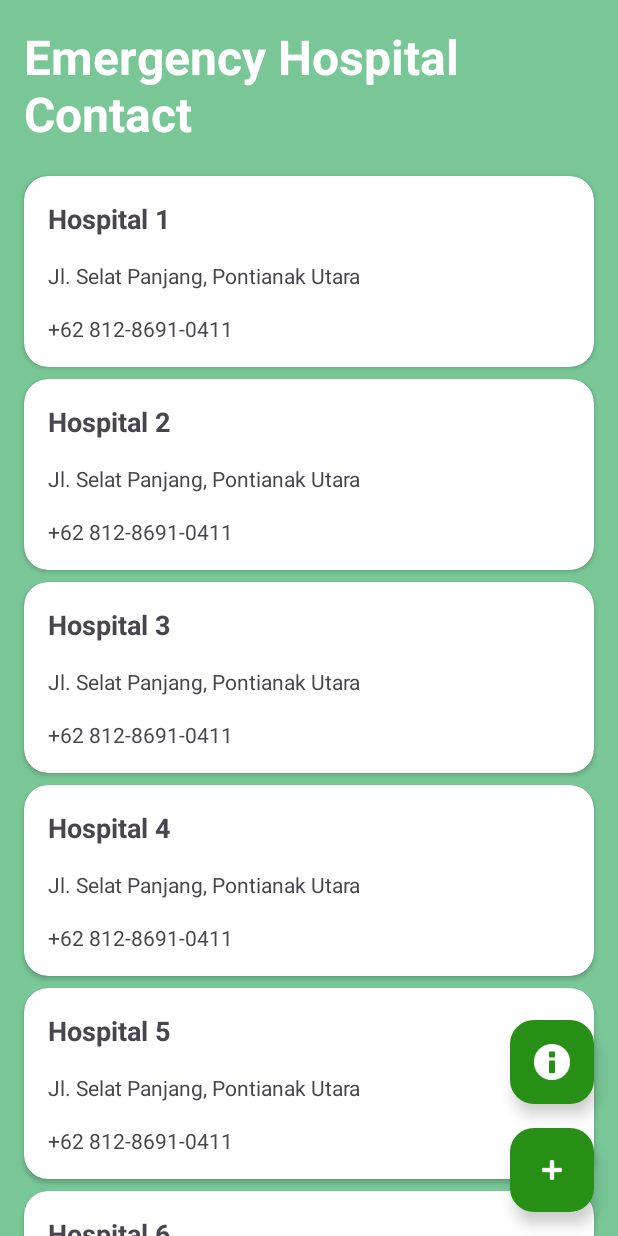
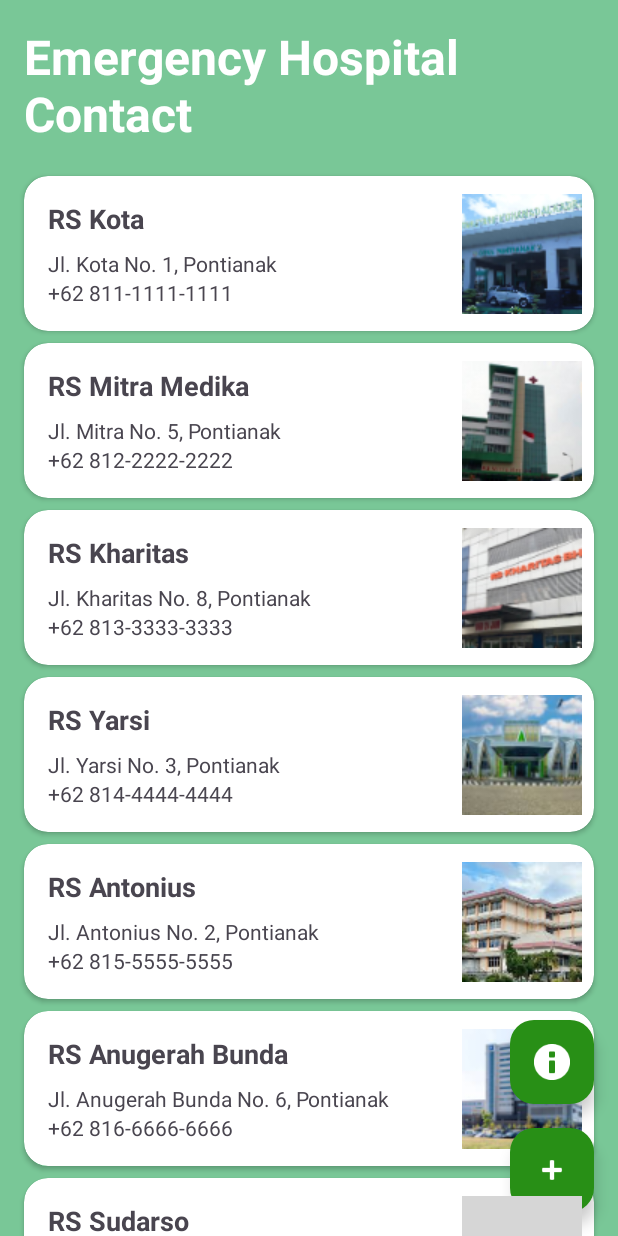
Before and after one commit to mukhlisakb/Medical-Info-App, an Android app: the screen it shows after launch (MainActivity), on a phone screen of 412 x 824 dp. Run offline under Robolectric (Android 15) with nearby library versions, the phone set to English and light mode, and no system bars; grey boxes are pictures that could not be loaded.

Commit message:
feat: Adding Description

```diff
--- a/app/build.gradle.kts
+++ b/app/build.gradle.kts
@@ -50,6 +50,7 @@ dependencies {
     implementation(libs.androidx.navigation.fragment.ktx)
     implementation(libs.androidx.navigation.ui.ktx)
     implementation(libs.androidx.fragment)
+    implementation(libs.glide)
     implementation(libs.roundedimageview)
     testImplementation(libs.junit)
     androidTestImplementation(libs.androidx.junit)
--- a/app/src/main/java/com/example/medicalinfoapps/DetailHospitalActivity.kt
+++ b/app/src/main/java/com/example/medicalinfoapps/DetailHospitalActivity.kt
@@ -4,34 +4,46 @@ import android.os.Bundle
 import androidx.activity.enableEdgeToEdge
 import androidx.appcompat.app.AppCompatActivity
 import androidx.core.view.ViewCompat
+import androidx.core.view.WindowCompat
 import androidx.core.view.WindowInsetsCompat
+import com.bumptech.glide.Glide
+import com.bumptech.glide.load.resource.bitmap.CenterCrop
 import com.example.medicalinfoapps.databinding.ActivityDetailHospitalBinding
 
 class DetailHospitalActivity : AppCompatActivity() {
     private lateinit var binding: ActivityDetailHospitalBinding
+
     override fun onCreate(savedInstanceState: Bundle?) {
         super.onCreate(savedInstanceState)
-        enableEdgeToEdge()
+        WindowCompat.setDecorFitsSystemWindows(window, false)  // Mengaktifkan tampilan Edge-to-Edge
+
         binding = ActivityDetailHospitalBinding.inflate(layoutInflater)
         setContentView(binding.root)
 
+        val hospitalPhoto = intent.getIntExtra("hospital_photo", 0)
         val hospitalName = intent.getStringExtra("hospital_name")
         val hospitalAddress = intent.getStringExtra("hospital_address")
         val hospitalPhone = intent.getStringExtra("hospital_phone")
 
         // Display data
+        // Menggunakan Glide untuk memuat gambar dengan ukuran yang sesuai
+        Glide.with(this)
+            .load(hospitalPhoto)
+            .override(800, 800)  // Menurunkan ukuran gambar menjadi maksimal 800x800 piksel
+            .transform(CenterCrop())  // Memotong gambar untuk mengisi ImageView
+            .into(binding.imgHospitalPhoto)
+
         binding.tvNamaRumahSakit.text = hospitalName
         binding.tvAlamatRumahSakit.text = hospitalAddress
         binding.tvNomerHp.text = hospitalPhone
 
         initView()
-
     }
 
     private fun initView() {
         with(binding) {
-            btnBack.setOnClickListener{
-                onBackPressed()
+            btnBack.setOnClickListener {
+                onBackPressedDispatcher.onBackPressed()  // Mengganti dengan cara baru untuk back navigation
             }
         }
     }
--- a/app/src/main/java/com/example/medicalinfoapps/common/MedicalInfo.kt
+++ b/app/src/main/java/com/example/medicalinfoapps/common/MedicalInfo.kt
@@ -1,12 +1,14 @@
 package com.example.medicalinfoapps.common
 
 import android.os.Parcelable
+import com.example.medicalinfoapps.R
 import kotlinx.parcelize.Parcelize
 import java.util.UUID
 
 @Parcelize
 data class MedicalInfo(
     val id: String = UUID.randomUUID().toString(),
+    val photo: Int = R.drawable.rs_kota,
     val hospitalName: String = "Hospital",
     val hospitalAddress: String = "Jl. Selat Panjang, Pontianak Utara",
     val hospitalPhone: String = "+62 812-8691-0411 ",
--- a/app/src/main/java/com/example/medicalinfoapps/main/MainFragment.kt
+++ b/app/src/main/java/com/example/medicalinfoapps/main/MainFragment.kt
@@ -54,7 +54,9 @@ class MainFragment : Fragment(), MedicalInfoListener {
     private fun initMedicalInfoList() {
         binding.rvMedicalInfo.layoutManager = LinearLayoutManager(context)
         binding.rvMedicalInfo.adapter = adapter
-        adapter.setData(generateDummyData())
+
+        // Mengambil data dari Resources dan mengisi RecyclerView
+        context?.let { adapter.setDataFromResources(it) }
     }
 
     private fun getDataFromInputFragment() {
@@ -62,21 +64,6 @@ class MainFragment : Fragment(), MedicalInfoListener {
             ?.observe(viewLifecycleOwner) { result ->
                 adapter.setData(result)
             }
-    }
-
-    private fun generateDummyData(): List<MedicalInfo> {
-        return listOf(
-            MedicalInfo(hospitalName = "Hospital 1"),
-            MedicalInfo(hospitalName = "Hospital 2"),
-            MedicalInfo(hospitalName = "Hospital 3"),
-            MedicalInfo(hospitalName = "Hospital 4"),
-            MedicalInfo(hospitalName = "Hospital 5"),
-            MedicalInfo(hospitalName = "Hospital 6"),
-            MedicalInfo(hospitalName = "Hospital 7"),
-            MedicalInfo(hospitalName = "Hospital 8"),
-            MedicalInfo(hospitalName = "Hospital 9"),
-            MedicalInfo(hospitalName = "Hospital 10")
-        )
     }
 
     override fun onNumberClicked(phoneNumber: String) {
--- a/app/src/main/java/com/example/medicalinfoapps/main/MedicalInfoAdapter.kt
+++ b/app/src/main/java/com/example/medicalinfoapps/main/MedicalInfoAdapter.kt
@@ -1,23 +1,35 @@
 package com.example.medicalinfoapps.main
 
+import android.content.Context
 import android.content.Intent
+import android.content.res.Resources
 import android.view.LayoutInflater
 import android.view.View
 import android.view.ViewGroup
+import android.widget.ImageView
 import android.widget.TextView
 import androidx.recyclerview.widget.ListAdapter
 import androidx.recyclerview.widget.RecyclerView
+import com.bumptech.glide.Glide
 import com.example.medicalinfoapps.DetailHospitalActivity
 import com.example.medicalinfoapps.R
 import com.example.medicalinfoapps.common.MedicalInfo
 
-class MedicalInfoAdapter(val listener: MedicalInfoListener): ListAdapter<MedicalInfo, MedicalInfoAdapter.MedicalInfoViewHolder>(DiffUtilCallBack()) {
+class MedicalInfoAdapter(val listener: MedicalInfoListener) : ListAdapter<MedicalInfo, MedicalInfoAdapter.MedicalInfoViewHolder>(DiffUtilCallBack()) {
 
-    inner class MedicalInfoViewHolder(itemView: View): RecyclerView.ViewHolder(itemView) {
+    inner class MedicalInfoViewHolder(itemView: View) : RecyclerView.ViewHolder(itemView) {
         fun bind(item: MedicalInfo) {
+            val hospitalPhoto = itemView.findViewById<ImageView>(R.id.img_hospital_photo)
             val hospitalName = itemView.findViewById<TextView>(R.id.tv_hospital_name)
             val hospitalAddress = itemView.findViewById<TextView>(R.id.tv_hospital_address)
             val hospitalPhone = itemView.findViewById<TextView>(R.id.tv_hospital_phone)
+
+            // Menggunakan Glide untuk memuat gambar dengan ukuran yang disesuaikan
+            Glide.with(itemView.context)
+                .load(item.photo) // Gambar sumber
+                .override(80, 80)  // Ukuran gambar yang diinginkan
+                .centerCrop()       // Menjaga rasio gambar dan menghindari pemotongan yang tidak perlu
+                .into(hospitalPhoto)
 
             hospitalName.text = item.hospitalName
             hospitalAddress.text = item.hospitalAddress
@@ -27,6 +39,7 @@ class MedicalInfoAdapter(val listener: MedicalInfoListener): ListAdapter<Medical
             itemView.setOnClickListener {
                 val context = itemView.context
                 val intent = Intent(context, DetailHospitalActivity::class.java).apply {
+                    putExtra("hospital_photo", item.photo)
                     putExtra("hospital_name", item.hospitalName)
                     putExtra("hospital_address", item.hospitalAddress)
                     putExtra("hospital_phone", item.hospitalPhone)
@@ -54,7 +67,23 @@ class MedicalInfoAdapter(val listener: MedicalInfoListener): ListAdapter<Medical
         submitList(itemList)
     }
 
-    fun addData(newItems: MedicalInfo) {
-        submitList(currentList + newItems)
+    // Fungsi untuk mengambil data dari Resources
+    fun setDataFromResources(context: Context) {
+        val photos = context.resources.obtainTypedArray(R.array.data_photo)
+        val names = context.resources.getStringArray(R.array.data_hospital_name)
+        val addresses = context.resources.getStringArray(R.array.data_hospital_address)
+        val phones = context.resources.getStringArray(R.array.data_hospital_phone)
+
+        val itemList = mutableListOf<MedicalInfo>()
+        for (i in names.indices) {
+            val photoResId = photos.getResourceId(i, -1)
+            val name = names[i]
+            val address = addresses[i]
+            val phone = phones[i]
+
+            itemList.add(MedicalInfo(photo = photoResId, hospitalName = name, hospitalAddress = address, hospitalPhone = phone))
+        }
+        photos.recycle()
+        setData(itemList)
     }
 }
--- a/app/src/main/res/layout/activity_detail_hospital.xml
+++ b/app/src/main/res/layout/activity_detail_hospital.xml
@@ -10,6 +10,7 @@
     android:padding="16dp"
     tools:context=".DetailHospitalActivity">
 
+    <!-- Back Button -->
     <ImageView
         android:id="@+id/btn_back"
         android:layout_width="30dp"
@@ -21,6 +22,7 @@
         app:layout_constraintStart_toStartOf="parent"
         app:layout_constraintTop_toTopOf="parent" />
 
+    <!-- Title Text -->
     <TextView
         android:id="@+id/detailviews"
         android:layout_width="wrap_content"
@@ -31,8 +33,9 @@
         android:textColor="@color/white"
         android:textSize="35sp"
         app:layout_constraintTop_toBottomOf="@id/btn_back"
-        app:layout_constraintStart_toStartOf="parent"/>
+        app:layout_constraintStart_toStartOf="parent" />
 
+    <!-- Hospital Name -->
     <TextView
         android:id="@+id/tv_nama_rumah_sakit"
         android:layout_width="0dp"
@@ -47,7 +50,9 @@
         app:layout_constraintStart_toStartOf="parent"
         app:layout_constraintEnd_toEndOf="parent" />
 
+    <!-- Hospital Details Card -->
     <androidx.cardview.widget.CardView
+        android:id="@+id/cd_alamat_rumah_sakit"
         android:layout_width="0dp"
         android:layout_height="wrap_content"
         android:layout_marginTop="16dp"
@@ -85,4 +90,26 @@
         </LinearLayout>
     </androidx.cardview.widget.CardView>
 
+    <!-- Hospital Image Card -->
+    <androidx.cardview.widget.CardView
+        android:layout_width="0dp"
+        android:layout_height="wrap_content"
+        android:layout_marginTop="16dp"
+        app:cardCornerRadius="6dp"
+        app:cardElevation="5dp"
+        app:cardBackgroundColor="@color/white"
+        app:layout_constraintTop_toBottomOf="@id/cd_alamat_rumah_sakit"
+        app:layout_constraintStart_toStartOf="parent"
+        app:layout_constraintEnd_toEndOf="parent">
+
+        <ImageView
+            android:id="@+id/img_hospital_photo"
+            android:layout_width="match_parent"
+            android:layout_height="200dp"
+            android:layout_margin="6dp"
+            android:scaleType="centerCrop"
+            android:src="@drawable/rs_kota" />
+
+    </androidx.cardview.widget.CardView>
+
 </androidx.constraintlayout.widget.ConstraintLayout>
--- a/app/src/main/res/layout/item_medical_info.xml
+++ b/app/src/main/res/layout/item_medical_info.xml
@@ -3,7 +3,6 @@
     android:layout_width="match_parent"
     android:layout_height="wrap_content"
     xmlns:app="http://schemas.android.com/apk/res-auto"
-    xmlns:tools="http://schemas.android.com/tools"
     android:layout_marginHorizontal="16dp"
     android:layout_marginVertical="4dp"
     app:cardCornerRadius="16dp">
@@ -13,41 +12,54 @@
         android:layout_width="match_parent"
         android:layout_height="wrap_content">
 
+        <!-- Foto Rumah Sakit -->
+        <ImageView
+            android:id="@+id/img_hospital_photo"
+            android:layout_width="80dp"
+            android:layout_height="80dp"
+            android:layout_margin="8dp"
+            android:src="@drawable/rs_kota"
+            app:layout_constraintTop_toTopOf="parent"
+            app:layout_constraintEnd_toEndOf="parent"
+            app:layout_constraintBottom_toBottomOf="parent" />
+
+        <!-- Nama Rumah Sakit -->
         <TextView
             android:id="@+id/tv_hospital_name"
-            android:layout_width="wrap_content"
+            android:layout_width="0dp"
             android:layout_height="wrap_content"
+            android:layout_marginStart="16dp"
+            android:layout_marginTop="16dp"
+            android:textSize="18sp"
+            android:textStyle="bold"
             app:layout_constraintTop_toTopOf="parent"
             app:layout_constraintStart_toStartOf="parent"
-            android:layout_margin="16dp"
-            android:textSize="18sp"
-            android:textStyle="bold"
-            tools:text="Hospital"
-            />
+            app:layout_constraintEnd_toStartOf="@id/img_hospital_photo"
+            android:text="Hospital Name" />
 
+        <!-- Alamat Rumah Sakit -->
         <TextView
             android:id="@+id/tv_hospital_address"
             android:layout_width="0dp"
             android:layout_height="wrap_content"
+            android:layout_marginTop="8dp"
+            android:layout_marginEnd="16dp"
+            app:layout_constraintTop_toBottomOf="@id/tv_hospital_name"
             app:layout_constraintStart_toStartOf="@id/tv_hospital_name"
-            app:layout_constraintTop_toBottomOf="@id/tv_hospital_name"
-            android:layout_marginTop="16dp"
-            android:layout_marginEnd="16dp"
-            app:layout_constraintEnd_toEndOf="parent"
-            tools:text="Jl. Selat Panjang No. 1 RT 005/RW 007, Pontianak Utara"
-            />
+            app:layout_constraintEnd_toStartOf="@id/img_hospital_photo"
+            android:text="Jl. Selat Panjang No. 1 RT 005/RW 007, Pontianak Utara" />
 
+        <!-- Nomor Telepon Rumah Sakit -->
         <TextView
             android:id="@+id/tv_hospital_phone"
-            android:layout_width="wrap_content"
+            android:layout_width="0dp"
             android:layout_height="wrap_content"
+            android:layout_marginBottom="16dp"
             app:layout_constraintTop_toBottomOf="@id/tv_hospital_address"
             app:layout_constraintStart_toStartOf="@id/tv_hospital_name"
             app:layout_constraintBottom_toBottomOf="parent"
-            tools:text="+62 812-8691-0411"
-            android:layout_marginBottom="16dp"
-            android:layout_marginVertical="16dp"
-            />
+            app:layout_constraintEnd_toStartOf="@id/img_hospital_photo"
+            android:text="+62 812-8691-0411" />
 
     </androidx.constraintlayout.widget.ConstraintLayout>
 
--- a/app/src/main/res/values/strings.xml
+++ b/app/src/main/res/values/strings.xml
@@ -1,6 +1,5 @@
 <resources>
     <string name="app_name">Medicalinfoapps</string>
-    <!-- TODO: Remove or change this placeholder text -->
     <string name="hello_blank_fragment">Hello blank fragment</string>
     <string name="online">Online</string>
     <string name="name_mukhlis">Mukhlis Akbar</string>
@@ -12,4 +11,48 @@
     <string name="des_rmh_sakit">Rumah Sakit ini sedang dalam perbaikian sampai 5 hari kedepan \n harap bersabar</string>
     <string name="nama_rumah_sakit">Nama Rumah Sakit</string>
     <string name="no_hp">+62 8888888</string>
+    <string-array name="data_hospital_name">
+        <item>RS Kota</item>
+        <item>RS Mitra Medika</item>
+        <item>RS Kharitas</item>
+        <item>RS Yarsi</item>
+        <item>RS Antonius</item>
+        <item>RS Anugerah Bunda</item>
+        <item>RS Sudarso</item>
+        <item>RS Kartika Husada</item>
+        <item>RS Jungkat</item>
+    </string-array>
+    <string-array name="data_hospital_address">
+        <item>Jl. Kota No. 1, Pontianak</item>
+        <item>Jl. Mitra No. 5, Pontianak</item>
+        <item>Jl. Kharitas No. 8, Pontianak</item>
+        <item>Jl. Yarsi No. 3, Pontianak</item>
+        <item>Jl. Antonius No. 2, Pontianak</item>
+        <item>Jl. Anugerah Bunda No. 6, Pontianak</item>
+        <item>Jl. Sudarso No. 7, Pontianak</item>
+        <item>Jl. Kartika Husada No. 9, Pontianak</item>
+        <item>Jl. Jungkat No. 4, Pontianak</item>
+    </string-array>
+    <string-array name="data_hospital_phone">
+        <item>+62 811-1111-1111</item>
+        <item>+62 812-2222-2222</item>
+        <item>+62 813-3333-3333</item>
+        <item>+62 814-4444-4444</item>
+        <item>+62 815-5555-5555</item>
+        <item>+62 816-6666-6666</item>
+        <item>+62 817-7777-7777</item>
+        <item>+62 818-8888-8888</item>
+        <item>+62 819-9999-9999</item>
+    </string-array>
+    <integer-array name="data_photo">
+        <item>@drawable/rs_kota</item>
+        <item>@drawable/mitramedika</item>
+        <item>@drawable/kharitas</item>
+        <item>@drawable/yarsi</item>
+        <item>@drawable/antonius</item>
+        <item>@drawable/anugerah_bunda</item>
+        <item>@drawable/sudarso</item>
+        <item>@drawable/kartikahusada</item>
+        <item>@drawable/rs_jungkat</item>
+    </integer-array>
 </resources>
--- a/gradle/libs.versions.toml
+++ b/gradle/libs.versions.toml
@@ -1,5 +1,6 @@
 [versions]
 agp = "8.5.2"
+glide = "4.16.0"
 kotlin = "1.9.0"
 coreKtx = "1.13.1"
 junit = "4.13.2"
@@ -16,6 +17,7 @@ roundedimageview = "2.3.0"
 
 [libraries]
 androidx-core-ktx = { group = "androidx.core", name = "core-ktx", version.ref = "coreKtx" }
+glide = { module = "com.github.bumptech.glide:glide", version.ref = "glide" }
 junit = { group = "junit", name = "junit", version.ref = "junit" }
 androidx-junit = { group = "androidx.test.ext", name = "junit", version.ref = "junitVersion" }
 androidx-espresso-core = { group = "androidx.test.espresso", name = "espresso-core", version.ref = "espressoCore" }
```
Also changed, not shown: app/src/main/res/drawable/antonius.jpeg (added), app/src/main/res/drawable/anugerah_bunda.jpeg (added), app/src/main/res/drawable/bhayangkara.jpeg (added), app/src/main/res/drawable/kartikahusada.jpeg (added), app/src/main/res/drawable/kharitas.jpeg (added), app/src/main/res/drawable/mitramedika.jpeg (added), app/src/main/res/drawable/rs_jungkat.jpg (added), app/src/main/res/drawable/rs_kota.jpg (added), app/src/main/res/drawable/sudarso.jpeg (added), app/src/main/res/drawable/yarsi.jpeg (added).
